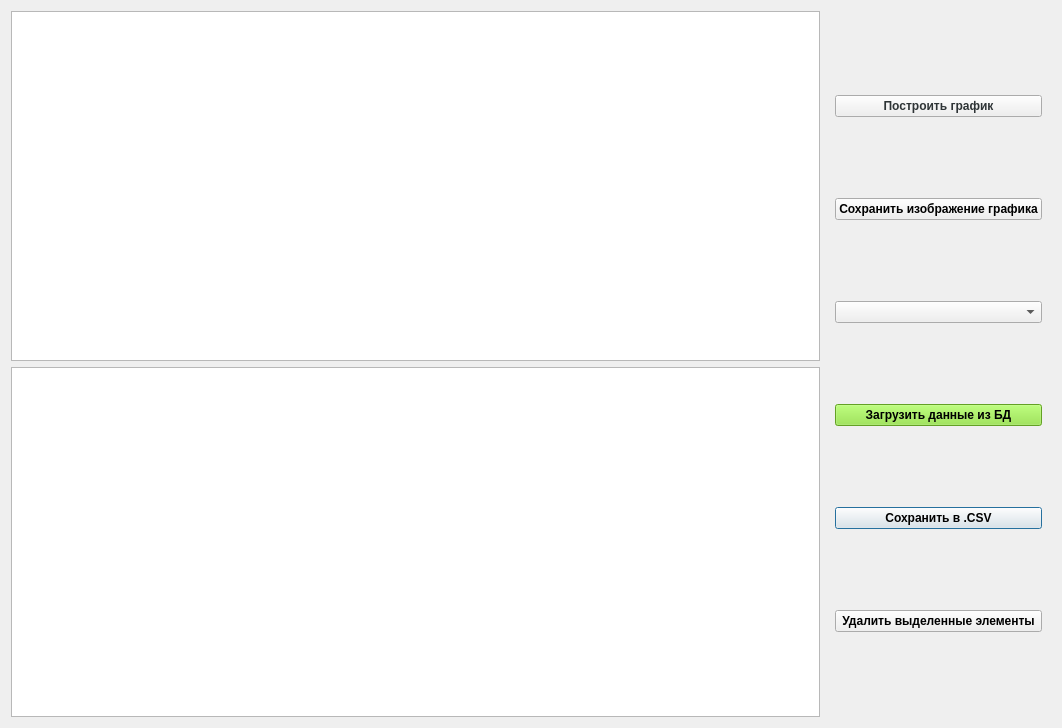
The window that filterandgraphics.ui (DenisSokolov96/GidrometProject) describes before a commit, drawn with Qt 5.
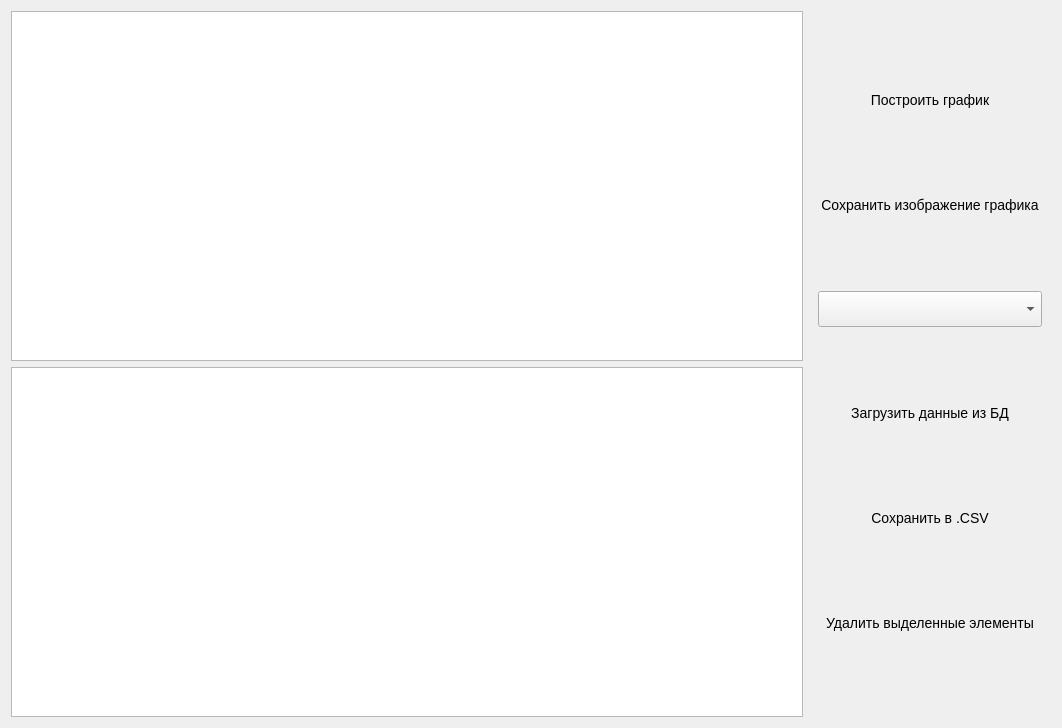
The same window after the commit. Icons and pictures are not drawn. Custom widgets are drawn as their Qt base class.

Diff of the .ui file:
```diff
--- a/filterandgraphics.ui
+++ b/filterandgraphics.ui
@@ -48,10 +48,21 @@
        <widget class="QPushButton" name="saveToCSVBtn">
         <property name="font">
          <font>
-          <weight>75</weight>
-          <bold>true</bold>
+          <pointsize>-1</pointsize>
+          <weight>50</weight>
+          <italic>false</italic>
+          <bold>false</bold>
          </font>
         </property>
+        <property name="styleSheet">
+         <string notr="true">border-radius: 5px;
+border-width: 2px;
+border-radius: 10px;
+font: 14px;
+min-width: 10em;
+padding: 3px;
+min-height: 32px;</string>
+        </property>
         <property name="text">
          <string>Сохранить в .CSV</string>
         </property>
@@ -61,12 +72,20 @@
        <widget class="QPushButton" name="getDataBtn">
         <property name="font">
          <font>
-          <weight>75</weight>
-          <bold>true</bold>
+          <pointsize>-1</pointsize>
+          <weight>50</weight>
+          <italic>false</italic>
+          <bold>false</bold>
          </font>
         </property>
         <property name="styleSheet">
-         <string notr="true">background-color: rgb(138, 226, 52)</string>
+         <string notr="true">border-radius: 5px;
+border-width: 2px;
+border-radius: 10px;
+font: 14px;
+min-width: 10em;
+padding: 3px;
+min-height: 32px;</string>
         </property>
         <property name="text">
          <string>Загрузить данные из БД</string>
@@ -77,12 +96,20 @@
        <widget class="QPushButton" name="createGraph">
         <property name="font">
          <font>
-          <weight>75</weight>
-          <bold>true</bold>
+          <pointsize>-1</pointsize>
+          <weight>50</weight>
+          <italic>false</italic>
+          <bold>false</bold>
          </font>
         </property>
         <property name="styleSheet">
-         <string notr="true">color: rgb(46, 52, 54);</string>
+         <string notr="true">border-radius: 5px;
+border-width: 2px;
+border-radius: 10px;
+font: 14px;
+min-width: 10em;
+padding: 3px;
+min-height: 32px;</string>
         </property>
         <property name="text">
          <string>Построить график</string>
@@ -90,16 +117,31 @@
        </widget>
       </item>
       <item row="7" column="0">
-       <widget class="QComboBox" name="nameTables"/>
+       <widget class="QComboBox" name="nameTables">
+        <property name="styleSheet">
+         <string notr="true">min-height: 30px;</string>
+        </property>
+       </widget>
       </item>
       <item row="5" column="0">
        <widget class="QPushButton" name="savePic">
         <property name="font">
          <font>
-          <weight>75</weight>
-          <bold>true</bold>
+          <pointsize>-1</pointsize>
+          <weight>50</weight>
+          <italic>false</italic>
+          <bold>false</bold>
          </font>
         </property>
+        <property name="styleSheet">
+         <string notr="true">border-radius: 5px;
+border-width: 2px;
+border-radius: 10px;
+font: 14px;
+min-width: 10em;
+padding: 3px;
+min-height: 32px;</string>
+        </property>
         <property name="text">
          <string>Сохранить изображение графика</string>
         </property>
@@ -115,10 +157,21 @@
        <widget class="QPushButton" name="pushButton">
         <property name="font">
          <font>
-          <weight>75</weight>
-          <bold>true</bold>
+          <pointsize>-1</pointsize>
+          <weight>50</weight>
+          <italic>false</italic>
+          <bold>false</bold>
          </font>
         </property>
+        <property name="styleSheet">
+         <string notr="true">border-radius: 5px;
+border-width: 2px;
+border-radius: 10px;
+font: 14px;
+min-width: 10em;
+padding: 3px;
+min-height: 32px;</string>
+        </property>
         <property name="text">
          <string>Удалить выделенные элементы</string>
         </property>
```
